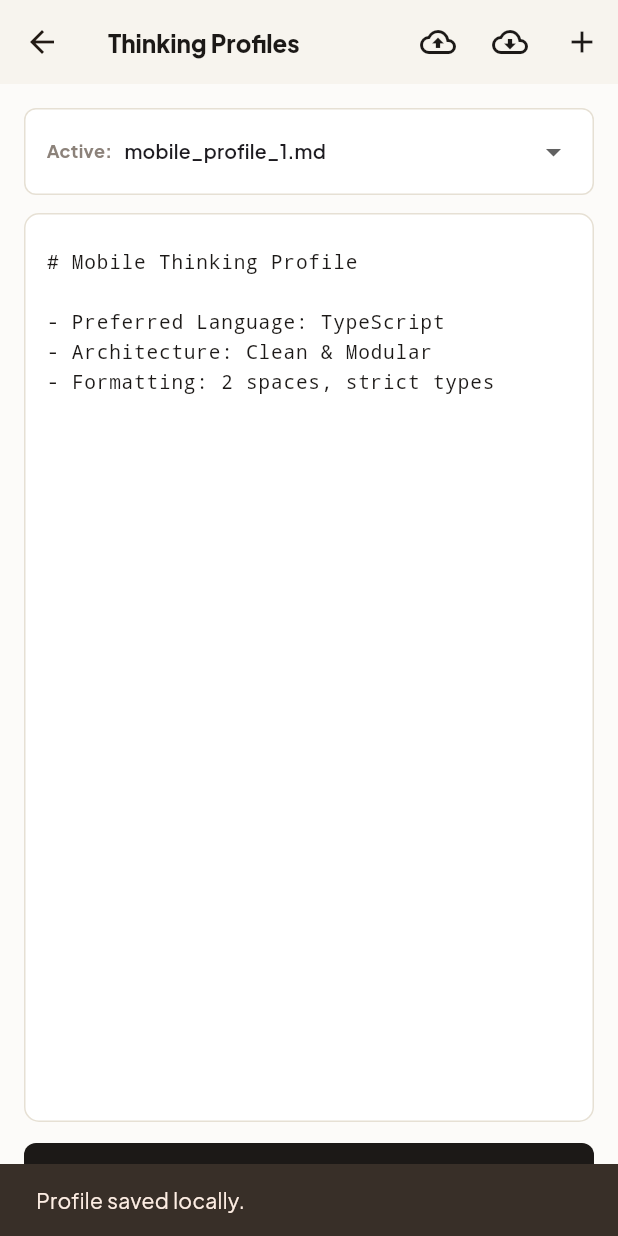
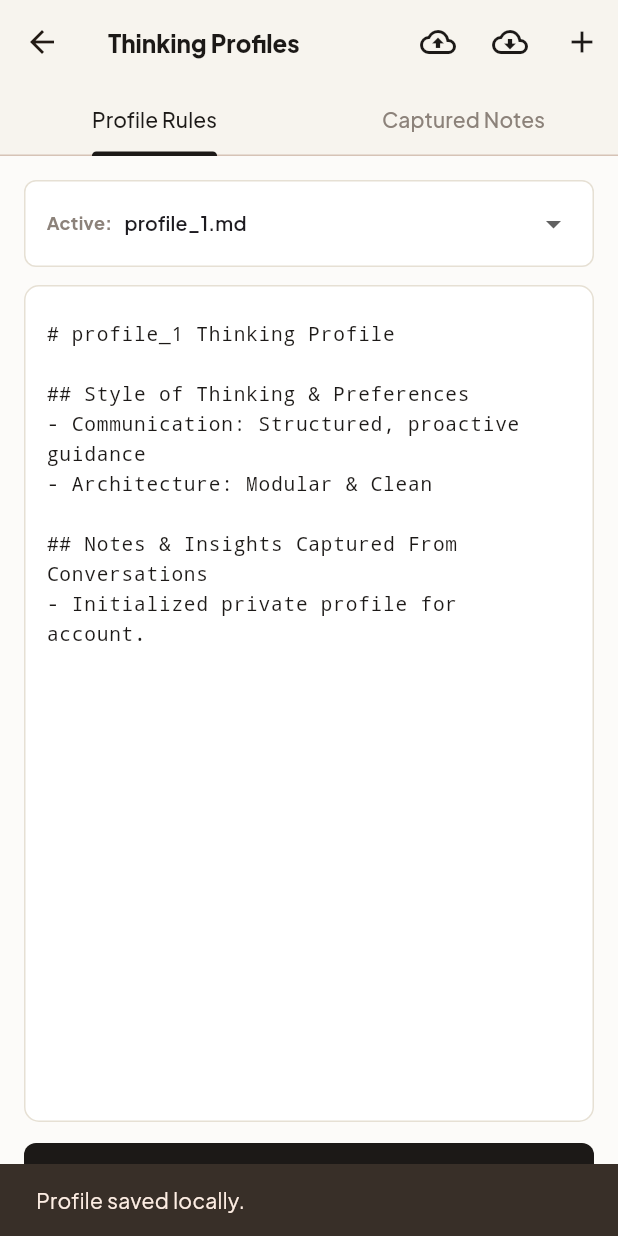
Before and after one commit to ashu90-prog/antri_cli, a Flutter app: the ProfilesView screen opened directly with empty values, after a tap on "Save Profile & Sync", on a phone screen of 412 x 824 dp. Run offline on Flutter 3.47's test engine with Material 3 defaults, Android fonts, the phone set to English and light mode, and no system bars; our stand-ins replace google_fonts, image_picker, shared_preferences; accounts and stored records are empty; network calls fail.

Commit message:
fix(mobile): per-account local storage scoping and live conversation notes stream

```diff
--- a/antri_flutter/lib/services/storage_service.dart
+++ b/antri_flutter/lib/services/storage_service.dart
@@ -6,8 +6,10 @@ import '../models/chat_message.dart';
 
 class StorageService {
   static const String _keyConfig = 'antri_flutter_config';
-  static const String _keyProfiles = 'antri_flutter_profiles';
-  static const String _keyHistory = 'antri_flutter_chat_history';
+
+  static String _getUserProfilesKey(String? syncKey) => 'antri_profiles_${syncKey != null && syncKey.isNotEmpty ? syncKey : "guest"}';
+  static String _getUserHistoryKey(String? syncKey) => 'antri_history_${syncKey != null && syncKey.isNotEmpty ? syncKey : "guest"}';
+  static String _getUserMemoriesKey(String? syncKey) => 'antri_memories_${syncKey != null && syncKey.isNotEmpty ? syncKey : "guest"}';
 
   Future<AIConfig> loadConfig() async {
     final prefs = await SharedPreferences.getInstance();
@@ -25,32 +27,38 @@ class StorageService {
     await prefs.setString(_keyConfig, jsonEncode(config.toJson()));
   }
 
-  Future<Map<String, ThinkingProfile>> loadProfiles() async {
+  Future<Map<String, ThinkingProfile>> loadProfiles([String? syncKey]) async {
     final prefs = await SharedPreferences.getInstance();
-    final raw = prefs.getString(_keyProfiles);
+    final key = _getUserProfilesKey(syncKey);
+    final raw = prefs.getString(key);
     if (raw != null) {
       try {
         final Map<String, dynamic> decoded = jsonDecode(raw);
-        return decoded.map((k, v) => MapEntry(k, ThinkingProfile.fromJson(v)));
+        if (decoded.isNotEmpty) {
+          return decoded.map((k, v) => MapEntry(k, ThinkingProfile.fromJson(v)));
+        }
       } catch (_) {}
     }
+    final defaultName = syncKey != null && syncKey.isNotEmpty ? '${syncKey.split('_').first}_profile' : 'profile_1';
     return {
-      'mobile_profile_1': ThinkingProfile(
-        name: 'mobile_profile_1',
-        content: '# Mobile Thinking Profile\n\n- Preferred Language: TypeScript\n- Architecture: Clean & Modular\n- Formatting: 2 spaces, strict types',
+      defaultName: ThinkingProfile(
+        name: defaultName,
+        content: '# $defaultName Thinking Profile\n\n## Style of Thinking & Preferences\n- Communication: Structured, proactive guidance\n- Architecture: Modular & Clean\n\n## Notes & Insights Captured From Conversations\n- Initialized private profile for account.',
       ),
     };
   }
 
-  Future<void> saveProfiles(Map<String, ThinkingProfile> profiles) async {
+  Future<void> saveProfiles(Map<String, ThinkingProfile> profiles, [String? syncKey]) async {
     final prefs = await SharedPreferences.getInstance();
+    final key = _getUserProfilesKey(syncKey);
     final map = profiles.map((k, v) => MapEntry(k, v.toJson()));
-    await prefs.setString(_keyProfiles, jsonEncode(map));
+    await prefs.setString(key, jsonEncode(map));
   }
 
-  Future<List<ChatMessage>> loadChatHistory() async {
+  Future<List<ChatMessage>> loadChatHistory([String? syncKey]) async {
     final prefs = await SharedPreferences.getInstance();
-    final raw = prefs.getString(_keyHistory);
+    final key = _getUserHistoryKey(syncKey);
+    final raw = prefs.getString(key);
     if (raw != null) {
       try {
         final List list = jsonDecode(raw);
@@ -60,9 +68,22 @@ class StorageService {
     return [];
   }
 
-  Future<void> saveChatHistory(List<ChatMessage> history) async {
+  Future<void> saveChatHistory(List<ChatMessage> history, [String? syncKey]) async {
     final prefs = await SharedPreferences.getInstance();
+    final key = _getUserHistoryKey(syncKey);
     final list = history.map((m) => m.toJson()).toList();
-    await prefs.setString(_keyHistory, jsonEncode(list));
+    await prefs.setString(key, jsonEncode(list));
+  }
+
+  Future<List<String>> loadMemories([String? syncKey]) async {
+    final prefs = await SharedPreferences.getInstance();
+    final key = _getUserMemoriesKey(syncKey);
+    return prefs.getStringList(key) ?? [];
+  }
+
+  Future<void> saveMemories(List<String> memories, [String? syncKey]) async {
+    final prefs = await SharedPreferences.getInstance();
+    final key = _getUserMemoriesKey(syncKey);
+    await prefs.setStringList(key, memories);
   }
 }
--- a/antri_flutter/lib/views/profiles_view.dart
+++ b/antri_flutter/lib/views/profiles_view.dart
@@ -20,21 +20,33 @@ class ProfilesView extends StatefulWidget {
   State<ProfilesView> createState() => _ProfilesViewState();
 }
 
-class _ProfilesViewState extends State<ProfilesView> {
+class _ProfilesViewState extends State<ProfilesView> with SingleTickerProviderStateMixin {
   final FirestoreSyncService _firestoreService = FirestoreSyncService();
   final TextEditingController _editorController = TextEditingController();
+  late TabController _tabController;
   Map<String, ThinkingProfile> _profiles = {};
-  String _activeProfile = 'mobile_profile_1';
+  List<String> _memories = [];
+  String _activeProfile = 'profile_1';
   bool _isSyncing = false;
 
   @override
   void initState() {
     super.initState();
+    _tabController = TabController(length: 2, vsync: this);
     _loadProfiles();
+    _loadMemories();
+  }
+
+  @override
+  void dispose() {
+    _tabController.dispose();
+    _editorController.dispose();
+    super.dispose();
   }
 
   Future<void> _loadProfiles() async {
-    final profs = await widget.storageService.loadProfiles();
+    final profs = await widget.storageService.loadProfiles(widget.config.syncKey);
+    if (mounted) {
       setState(() {
         _profiles = profs;
         _activeProfile = widget.config.activeProfile;
@@ -44,12 +56,22 @@ class _ProfilesViewState extends State<ProfilesView> {
         _editorController.text = _profiles[_activeProfile]?.content ?? '';
       });
     }
+  }
+
+  Future<void> _loadMemories() async {
+    final mems = await widget.storageService.loadMemories(widget.config.syncKey);
+    if (mounted) {
+      setState(() {
+        _memories = mems;
+      });
+    }
+  }
 
   Future<void> _saveProfile() async {
     if (_profiles.containsKey(_activeProfile)) {
       _profiles[_activeProfile]!.content = _editorController.text;
       _profiles[_activeProfile]!.updatedAt = DateTime.now();
-      await widget.storageService.saveProfiles(_profiles);
+      await widget.storageService.saveProfiles(_profiles, widget.config.syncKey);
 
       // Also sync to Google Cloud Firestore if project ID configured
       final projectId = widget.config.firestoreProjectId.isNotEmpty ? widget.config.firestoreProjectId : 'antri-agentic-hackathon';
@@ -102,7 +124,7 @@ class _ProfilesViewState extends State<ProfilesView> {
 
     if (cloudProfs.isNotEmpty) {
       _profiles.addAll(cloudProfs);
-      await widget.storageService.saveProfiles(_profiles);
+      await widget.storageService.saveProfiles(_profiles, widget.config.syncKey);
       _editorController.text = _profiles[_activeProfile]?.content ?? '';
       if (mounted) {
         ScaffoldMessenger.of(context).showSnackBar(
@@ -143,12 +165,12 @@ class _ProfilesViewState extends State<ProfilesView> {
                 setState(() {
                   _profiles[name] = ThinkingProfile(
                     name: name,
-                    content: '# $name Profile\n\n- Custom coding preferences and rules',
+                    content: '# $name Profile\n\n- Custom coding preferences and rules\n\n## Notes & Insights Captured From Conversations\n- Created profile $name',
                   );
                   _activeProfile = name;
                   _editorController.text = _profiles[name]!.content;
                 });
-                widget.storageService.saveProfiles(_profiles);
+                widget.storageService.saveProfiles(_profiles, widget.config.syncKey);
                 widget.config.activeProfile = name;
                 widget.storageService.saveConfig(widget.config);
                 widget.onProfileChanged();
@@ -176,6 +198,17 @@ class _ProfilesViewState extends State<ProfilesView> {
         backgroundColor: subtleBg,
         elevation: 0,
         title: const Text('Thinking Profiles', style: TextStyle(fontWeight: FontWeight.w800, color: textPrimary, fontSize: 16)),
+        bottom: TabBar(
+          controller: _tabController,
+          labelColor: textPrimary,
+          unselectedLabelColor: const Color(0xFF8C827A),
+          indicatorColor: textPrimary,
+          indicatorWeight: 2,
+          tabs: const [
+            Tab(text: 'Profile Rules'),
+            Tab(text: 'Captured Notes'),
+          ],
+        ),
         actions: [
           IconButton(
             icon: Icon(_isSyncing ? Icons.cloud_sync : Icons.cloud_upload_outlined, color: textPrimary),
@@ -194,11 +227,14 @@ class _ProfilesViewState extends State<ProfilesView> {
           ),
         ],
       ),
-      body: Padding(
+      body: TabBarView(
+        controller: _tabController,
+        children: [
+          // 1. Profile Editor Tab
+          Padding(
             padding: const EdgeInsets.all(16.0),
             child: Column(
               children: [
-            // Profile Selector Dropdown
                 Container(
                   padding: const EdgeInsets.symmetric(horizontal: 14, vertical: 4),
                   decoration: BoxDecoration(
@@ -239,8 +275,6 @@ class _ProfilesViewState extends State<ProfilesView> {
                   ),
                 ),
                 const SizedBox(height: 12),
-
-            // Profile Markdown Editor
                 Expanded(
                   child: Container(
                     padding: const EdgeInsets.all(14),
@@ -262,8 +296,6 @@ class _ProfilesViewState extends State<ProfilesView> {
                   ),
                 ),
                 const SizedBox(height: 12),
-
-            // Save Button
                 SizedBox(
                   width: double.infinity,
                   child: ElevatedButton(
@@ -281,6 +313,78 @@ class _ProfilesViewState extends State<ProfilesView> {
               ],
             ),
           ),
+
+          // 2. Captured Notes & Memory Stream Tab
+          Padding(
+            padding: const EdgeInsets.all(16.0),
+            child: Column(
+              crossAxisAlignment: CrossAxisAlignment.start,
+              children: [
+                Row(
+                  mainAxisAlignment: MainAxisAlignment.spaceBetween,
+                  children: [
+                    const Text('Conversation Notes Stream', style: TextStyle(fontWeight: FontWeight.w800, fontSize: 14, color: textPrimary)),
+                    Text('${_memories.length} notes recorded', style: const TextStyle(fontSize: 12, color: Color(0xFF8C827A), fontWeight: FontWeight.w600)),
+                  ],
+                ),
+                const SizedBox(height: 8),
+                const Text(
+                  'ANTRI automatically analyzes your conversations and extracts coding preferences, architectural choices, and rules into your active profile.',
+                  style: TextStyle(fontSize: 12, color: Color(0xFF57534E), height: 1.4),
+                ),
+                const SizedBox(height: 12),
+                Expanded(
+                  child: _memories.isEmpty
+                      ? Container(
+                          width: double.infinity,
+                          padding: const EdgeInsets.all(24),
+                          decoration: BoxDecoration(
+                            color: cardBg,
+                            borderRadius: BorderRadius.circular(10),
+                            border: Border.all(color: borderMain),
+                          ),
+                          child: const Center(
+                            child: Text(
+                              'No notes recorded yet.\nChat with ANTRI in Agent Studio (e.g. "I prefer TypeScript and strict typing") and notes will appear here automatically!',
+                              textAlign: TextAlign.center,
+                              style: TextStyle(color: Color(0xFF8C827A), fontSize: 13, height: 1.5),
+                            ),
+                          ),
+                        )
+                      : ListView.separated(
+                          itemCount: _memories.length,
+                          separatorBuilder: (_, __) => const SizedBox(height: 8),
+                          itemBuilder: (ctx, idx) {
+                            final mem = _memories[idx];
+                            return Container(
+                              padding: const EdgeInsets.all(12),
+                              decoration: BoxDecoration(
+                                color: cardBg,
+                                borderRadius: BorderRadius.circular(8),
+                                border: Border.all(color: borderMain),
+                              ),
+                              child: Row(
+                                crossAxisAlignment: CrossAxisAlignment.start,
+                                children: [
+                                  const Icon(Icons.note_alt_outlined, size: 16, color: textPrimary),
+                                  const SizedBox(width: 10),
+                                  Expanded(
+                                    child: Text(
+                                      mem,
+                                      style: const TextStyle(fontSize: 13, color: textPrimary, height: 1.4),
+                                    ),
+                                  ),
+                                ],
+                              ),
+                            );
+                          },
+                        ),
+                ),
+              ],
+            ),
+          ),
+        ],
+      ),
     );
   }
 }
```
Also changed, not shown: antri_flutter/lib/services/note_synthesizer.dart (added, +75 -0 lines), antri_flutter/lib/views/agent_studio_view.dart (+26 -3 lines). Lines whose indentation alone changed are shown as unchanged.
